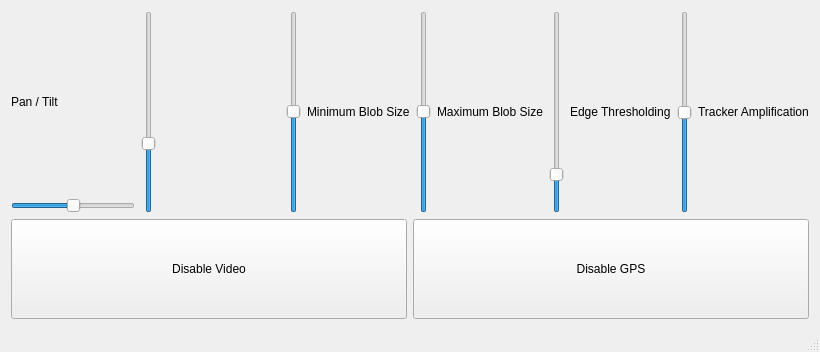
This is src/ui/ui.ui in zgrannan/plane-tracker as Qt 5 draws it before an edit. The edited form follows.
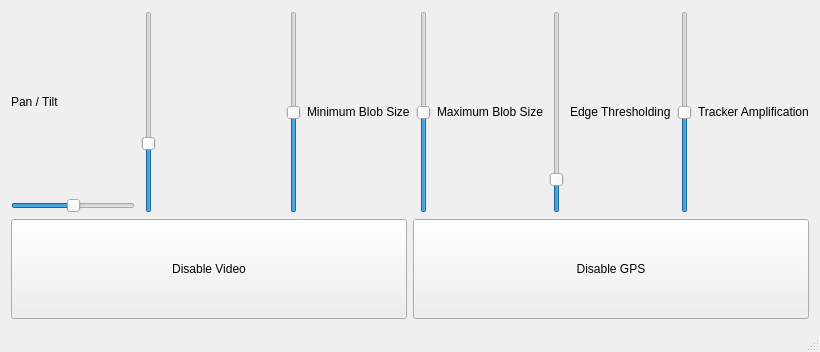
This is the edited form.

What changed in the file:
```diff
--- a/src/ui/ui.ui
+++ b/src/ui/ui.ui
@@ -77,6 +77,9 @@
         </item>
         <item>
          <widget class="QSlider" name="minBlobSlider">
+          <property name="maximum">
+           <number>100</number>
+          </property>
           <property name="value">
            <number>50</number>
           </property>
@@ -94,6 +97,9 @@
         </item>
         <item>
          <widget class="QSlider" name="maxBlobSlider">
+          <property name="maximum">
+           <number>100</number>
+          </property>
           <property name="value">
            <number>50</number>
           </property>
@@ -111,6 +117,9 @@
         </item>
         <item>
          <widget class="QSlider" name="edgeThresholdingSlider">
+          <property name="minimum">
+           <number>10</number>
+          </property>
           <property name="maximum">
            <number>300</number>
           </property>
```
